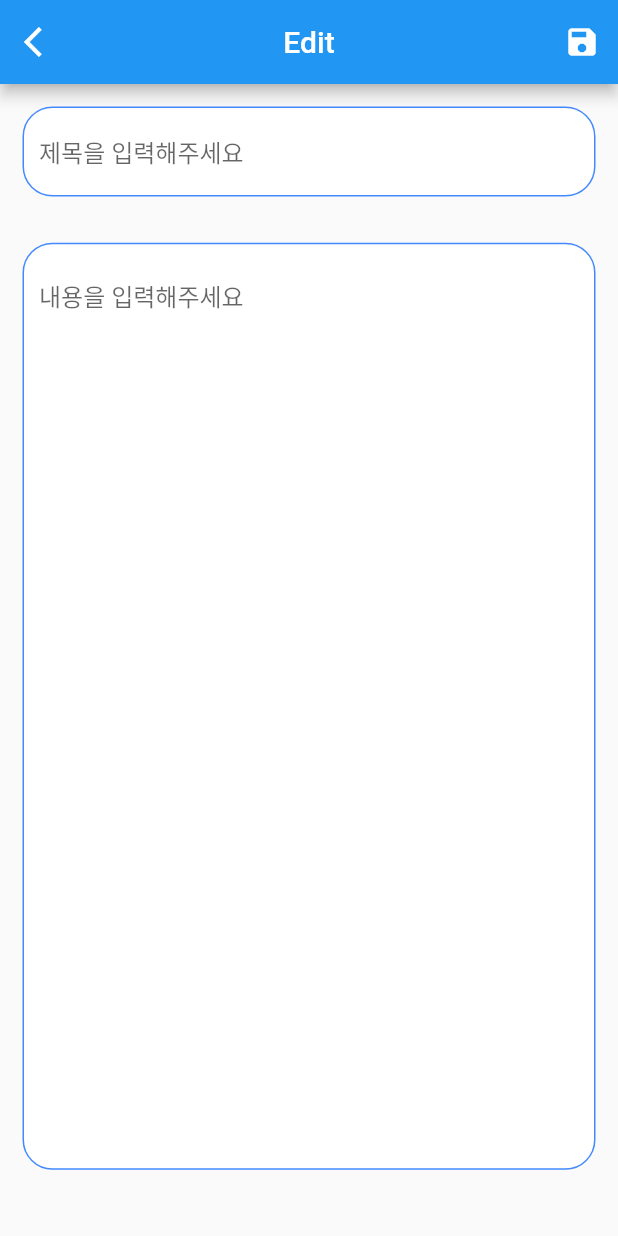
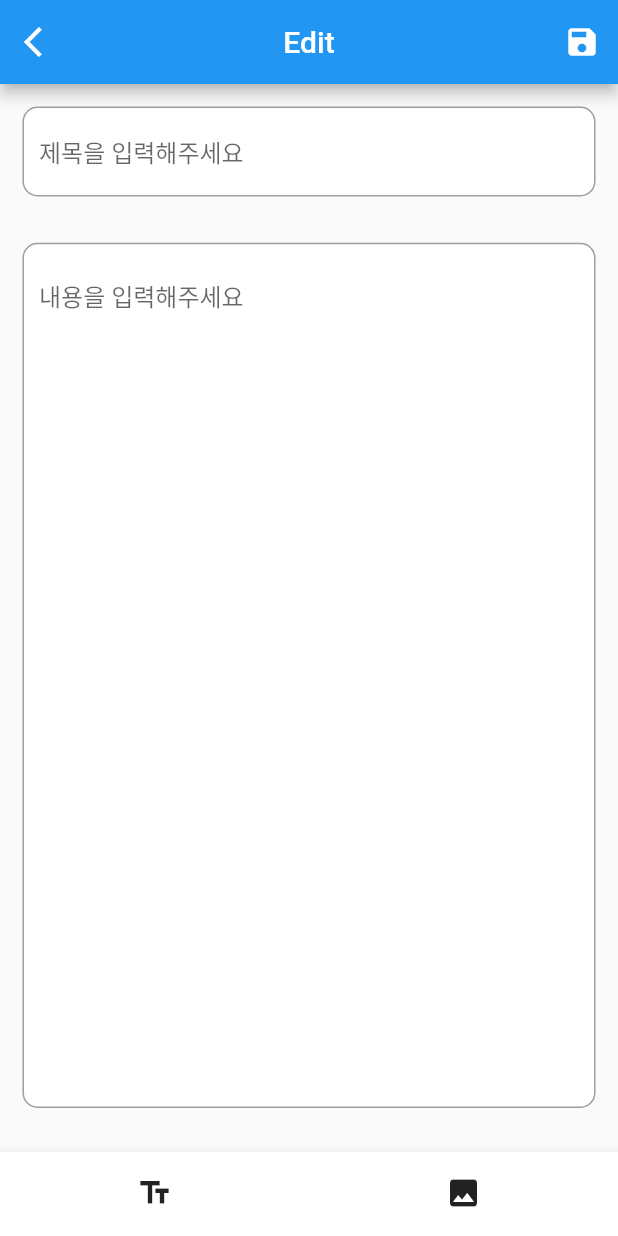
Before and after one commit to n0y0j/flutter-memo-app, a Flutter app: the EditPage screen opened directly, on a phone screen of 412 x 824 dp. Run offline on Flutter 3.47's test engine with Material 2 defaults, Android fonts, the phone set to English and light mode, and no system bars.

Commit message:
feat: Implement bottom bar and sheet in edit page.

```diff
--- a/lib/screens/edit_page.dart
+++ b/lib/screens/edit_page.dart
@@ -50,6 +50,7 @@ class _EditPageState extends State<EditPage> {
           ],
         ),
       ),
+      bottomNavigationBar: bottomNavigationBar(),
     );
   }
 
@@ -61,10 +62,10 @@ class _EditPageState extends State<EditPage> {
       decoration: BoxDecoration(
         color: Colors.white,
         borderRadius: BorderRadius.all(
-          Radius.circular(20),
+          Radius.circular(10),
         ),
         border: Border.all(
-          color: Colors.blueAccent,
+          color: Colors.grey,
           width: 1,
         ),
       ),
@@ -83,14 +84,14 @@ class _EditPageState extends State<EditPage> {
       margin: EdgeInsets.all(15),
       padding: EdgeInsets.all(10),
       width: MediaQuery.of(context).size.width,
-      height: MediaQuery.of(context).size.height * 0.75,
+      height: MediaQuery.of(context).size.height * 0.7,
       decoration: BoxDecoration(
         color: Colors.white,
         borderRadius: BorderRadius.all(
-          Radius.circular(20),
+          Radius.circular(10),
         ),
         border: Border.all(
-          color: Colors.blueAccent,
+          color: Colors.grey,
           width: 1,
         ),
       ),
@@ -103,4 +104,40 @@ class _EditPageState extends State<EditPage> {
       ),
     );
   }
+
+  BottomNavigationBar bottomNavigationBar() {
+    return BottomNavigationBar(
+      showSelectedLabels: false,
+      showUnselectedLabels: false,
+      type: BottomNavigationBarType.fixed,
+      backgroundColor: Colors.white,
+      currentIndex: 0,
+      onTap: (int index) {
+        if (index == 0) {
+          showModalBottomSheet(
+            context: context,
+            builder: (BuildContext context) {
+              return Container();
+            },
+          );
+        }
+      },
+      items: [
+        BottomNavigationBarItem(
+          label: "",
+          icon: Icon(
+            Icons.text_fields,
+            color: Colors.black87,
+          ),
+        ),
+        BottomNavigationBarItem(
+          label: "",
+          icon: Icon(
+            Icons.image,
+            color: Colors.black87,
+          ),
+        )
+      ],
+    );
+  }
 }
```
